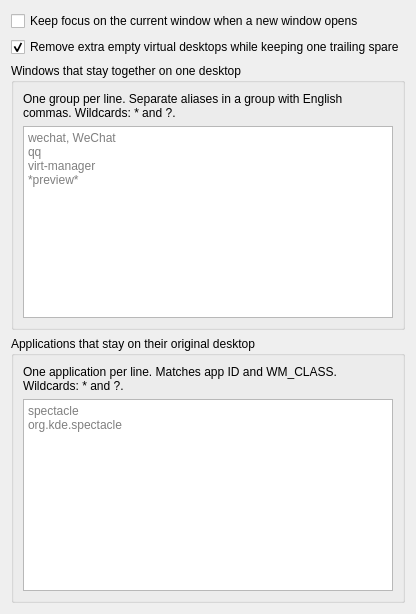
Before: the Qt Designer form contents/ui/config.ui in pai535Huang/Kwindow-spread, drawn with Qt 5.
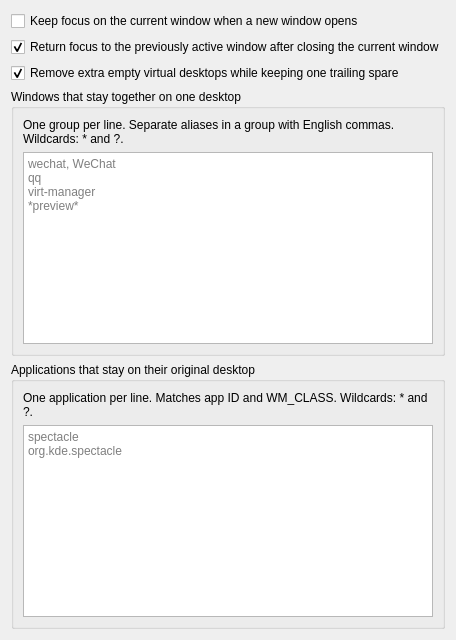
After: the same form once the commit is applied.

Commit message: feat: configure focus restoration after close (#4)

The edit to the form file:
```diff
--- a/contents/ui/config.ui
+++ b/contents/ui/config.ui
@@ -13,6 +13,16 @@
      </property>
     </widget>
    </item>
+   <item>
+    <widget class="QCheckBox" name="kcfg_RestorePreviousFocusOnClose">
+     <property name="text">
+      <string>Return focus to the previously active window after closing the current window</string>
+     </property>
+     <property name="checked">
+      <bool>true</bool>
+     </property>
+    </widget>
+   </item>
     <item>
      <widget class="QCheckBox" name="kcfg_RemoveEmptyVirtualDesktops">
       <property name="text">
```
The commit also changes 4 other files.
